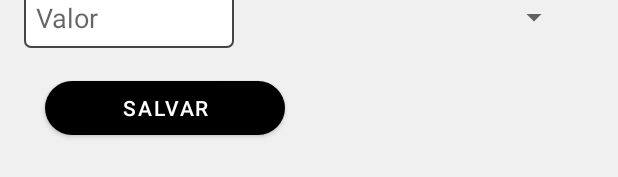
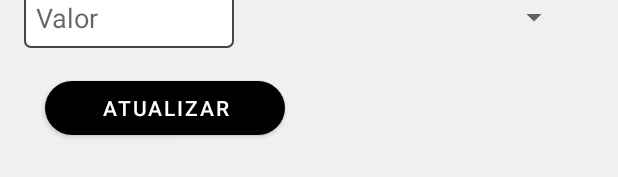
Before and after one commit to Vandeilsonpp/android-projeto, an Android app: the layout manage_cupom.xml on its own in the app's theme, with its tools: preview values and no code run, on a phone screen of 412 x 824 dp. Shown: the part 416-593 px from the top of the screen. Run offline under Robolectric (Android 15) with nearby library versions, the phone set to English and light mode, and no system bars.

```diff
--- a/app/src/main/res/layout/manage_cupom.xml
+++ b/app/src/main/res/layout/manage_cupom.xml
@@ -50,12 +50,12 @@
 
 
     <Button
-        android:id="@+id/btnNewSave"
+        android:id="@+id/btnUpdCupom"
         android:layout_width="160dp"
         android:layout_height="wrap_content"
         android:layout_marginTop="16dp"
         android:layout_marginEnd="16dp"
-        android:text="Salvar"
+        android:text="Atualizar"
         android:textColor="#FFFFFF"
         app:backgroundTint="@color/black"
         app:cornerRadius="20dp"
```
Also changed, not shown: app/src/main/java/com/example/ultimavez/activity/CupomActivity.java (+18 -0 lines).
